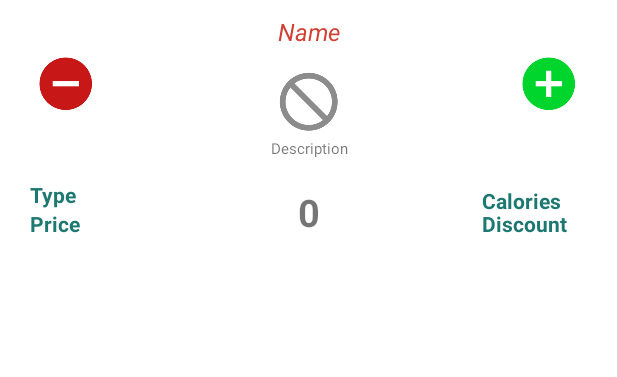
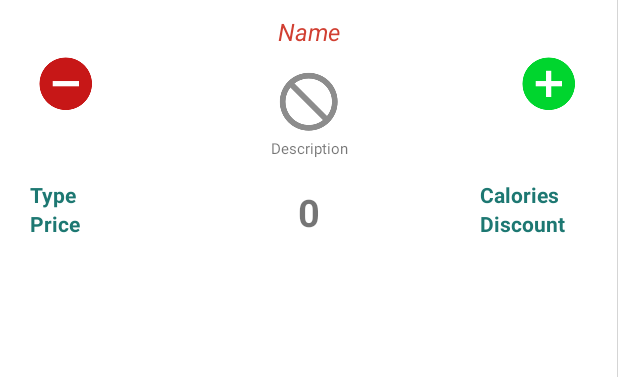
Before and after one commit to dragosco/easyorder2, an Android app: the layout product_item_list_layout.xml on its own in the app's theme, with its tools: preview values and no code run, on a phone screen of 412 x 824 dp. Shown: the top 377 px of the screen. Run offline under Robolectric (Android 15) with nearby library versions, the phone set to English and light mode, and no system bars.

Commit message:
derniers retouches mdr

```diff
--- a/app/src/main/java/motacojo/mbds/fr/easyorder30/adapters/PreparingOrderItemAdapter.java
+++ b/app/src/main/java/motacojo/mbds/fr/easyorder30/adapters/PreparingOrderItemAdapter.java
@@ -65,7 +65,7 @@ public class PreparingOrderItemAdapter extends BaseAdapter {
         Order order = orders.get(position);
         viewHolder.cooker.setText(order.getCooker().getPrenom());
         viewHolder.waiter.setText(order.getWaiter().getPrenom());
-        viewHolder.totalAmount.setText(order.getTotalAmount() + "€");
+        viewHolder.totalAmount.setText(String.format("%.2f", (double) order.getTotalAmount()) + "€");
         viewHolder.totalDiscount.setText("- " + String.format("%.2f", order.getTotalDiscount()) + "€");
         viewHolder.total.setText(String.format("%.2f", order.getTotal()) + "€");
 
--- a/app/src/main/java/motacojo/mbds/fr/easyorder30/adapters/TakenOrderItemAdapter.java
+++ b/app/src/main/java/motacojo/mbds/fr/easyorder30/adapters/TakenOrderItemAdapter.java
@@ -59,7 +59,7 @@ public class TakenOrderItemAdapter extends BaseAdapter {
         Order order = orders.get(position);
         viewHolder.cooker.setText(order.getCooker().getPrenom());
         viewHolder.waiter.setText(order.getWaiter().getPrenom());
-        viewHolder.totalAmount.setText(order.getTotalAmount() + "€");
+        viewHolder.totalAmount.setText(String.format("%.2f", (double) order.getTotalAmount()) + "€");
         viewHolder.totalDiscount.setText("- " + String.format("%.2f", order.getTotalDiscount()) + "€");
         viewHolder.total.setText(String.format("%.2f", order.getTotal()) + "€");
         return v;
--- a/app/src/main/java/motacojo/mbds/fr/easyorder30/utils/GlobalVariables.java
+++ b/app/src/main/java/motacojo/mbds/fr/easyorder30/utils/GlobalVariables.java
@@ -30,6 +30,9 @@ public class GlobalVariables extends Application {
         this.allUsers = allUsers;
     }
 
+    public void removeUserFromAllUsers(String id) {
+        allUsers.remove(id);
+    }
     public HashMap<String, Product> getAllProducts() {
         return allProducts;
     }
--- a/app/src/main/res/layout/product_item_list_layout.xml
+++ b/app/src/main/res/layout/product_item_list_layout.xml
@@ -110,8 +110,8 @@
         android:id="@+id/tv_productCalories_itemList"
         android:textStyle="normal|bold"
         android:textColor="@color/colorPrimary"
-        android:layout_alignTop="@+id/tv_product_qty"
-        android:layout_alignEnd="@+id/img_btn_more_product"
-        android:layout_marginEnd="16dp" />
+        android:layout_marginEnd="17dp"
+        android:layout_above="@+id/tv_productDiscount_itemList"
+        android:layout_alignEnd="@+id/img_btn_more_product" />
 
 </RelativeLayout>
```
Also changed, not shown: app/src/main/java/motacojo/mbds/fr/easyorder30/fragments/UsersFragment.java (+6 -1 lines).
